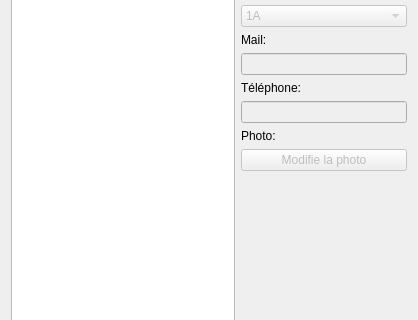
The window that application/ui/manage_notes.ui (nils-van-zuijlen/Enibar) describes before a commit, drawn with Qt 5; both pictures show x 0 to 418 and y 218 to 538 of the 418 by 646 pixel window.
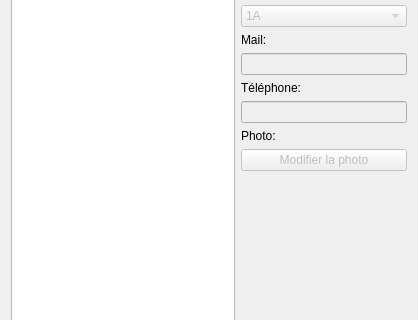
The same window after the commit. Custom widgets are drawn as their Qt base class.

Commit message:
Correctly handle photo duplication.
Fixes #78

The edit to the form file:
```diff
--- a/application/ui/manage_notes.ui
+++ b/application/ui/manage_notes.ui
@@ -136,7 +136,7 @@
         <bool>false</bool>
        </property>
        <property name="text">
-        <string>Modifie la photo</string>
+        <string>Modifier la photo</string>
        </property>
       </widget>
      </item>
```
The commit also changes 1 other file.
